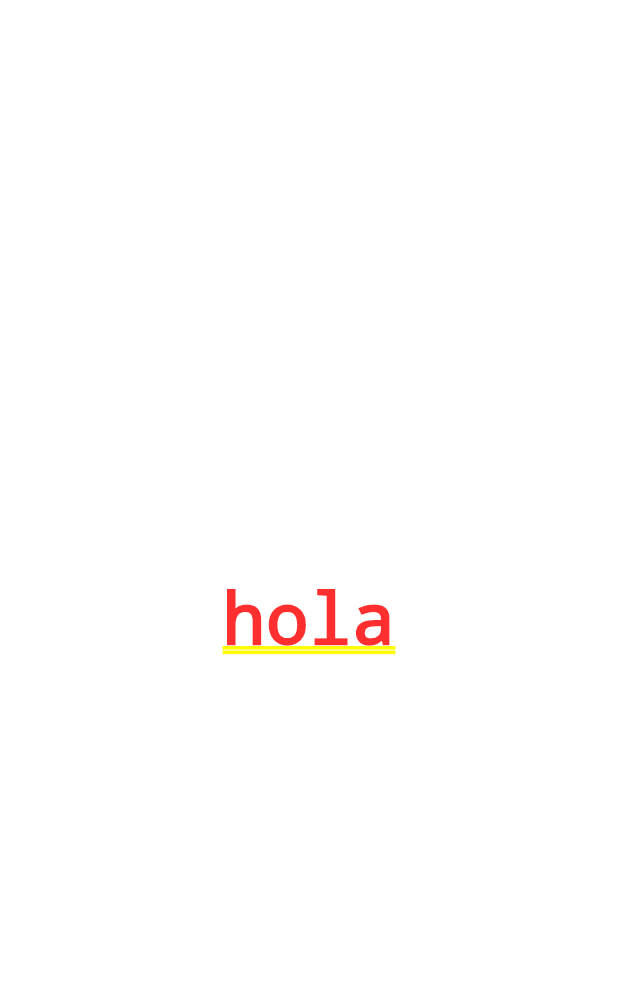
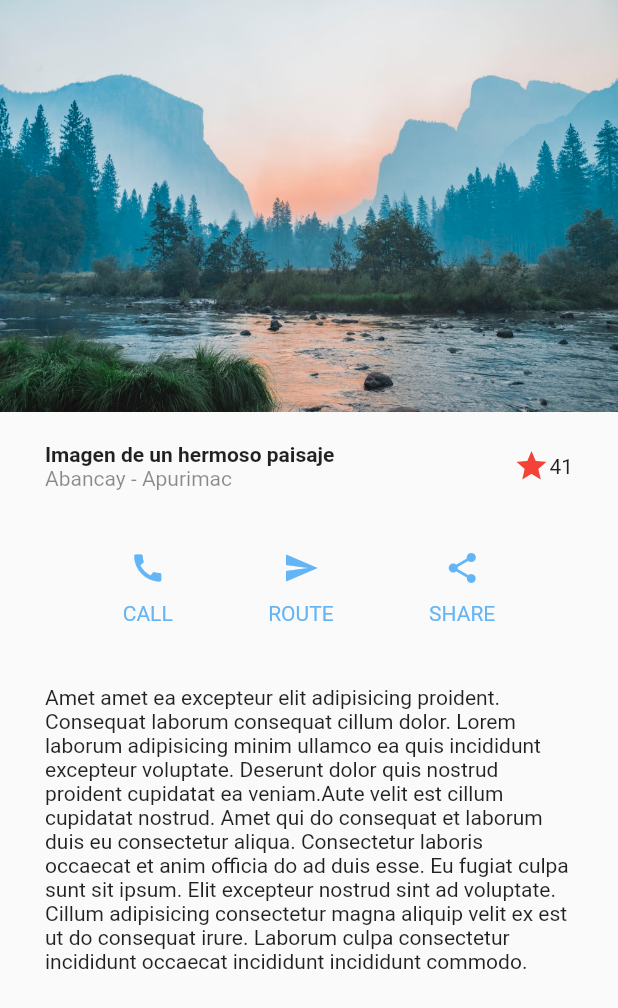
Before and after one commit to roxanaguerra/designs_flutter, a Flutter app: the screen it shows after launch, on a phone screen of 412 x 824 dp. Shown: the top 1008 px of the screen. Run offline on Flutter 3.47's test engine with Material 2 defaults, Android fonts, the phone set to English and light mode, and no system bars.

Commit message:
diseño 1 - ejemplo flutter

```diff
--- a/lib/main.dart
+++ b/lib/main.dart
@@ -1,4 +1,5 @@
 import 'package:flutter/material.dart';
+import 'package:designs/screens/basic_design.dart';
 
 void main() => runApp(MyApp());
 
@@ -6,9 +7,10 @@ class MyApp extends StatelessWidget {
   @override
   Widget build(BuildContext context) {
     return MaterialApp(
-        title: 'Material App',
-        home: Center(
-          child: Text('hola'),
-        ));
+      debugShowCheckedModeBanner: false,
+      title: 'Material App',
+      initialRoute: 'basic_design',
+      routes: {'basic_design': (BuildContext context) => BasicDesignScreen()},
+    );
   }
 }
--- /dev/null
+++ b/lib/screens/basic_design.dart
@@ -0,0 +1,131 @@
+import 'package:flutter/material.dart';
+
+class BasicDesignScreen extends StatelessWidget {
+  const BasicDesignScreen({Key? key}) : super(key: key);
+
+  @override
+  Widget build(BuildContext context) {
+    return Scaffold(
+      body: Column(
+        children: [
+          Image(image: AssetImage('assets/portada.jpg')),
+          // TITULO
+          Title(),
+          // button section
+          ButtonSection(),
+          // descripcion
+          Container(
+            margin: EdgeInsets.symmetric(horizontal: 30, vertical: 20),
+            child: Text(
+                'Amet amet ea excepteur elit adipisicing proident. Consequat laborum consequat cillum dolor. Lorem laborum adipisicing minim ullamco ea quis incididunt excepteur voluptate. Deserunt dolor quis nostrud proident cupidatat ea veniam.Aute velit est cillum cupidatat nostrud. Amet qui do consequat et laborum duis eu consectetur aliqua. Consectetur laboris occaecat et anim officia do ad duis esse. Eu fugiat culpa sunt sit ipsum. Elit excepteur nostrud sint ad voluptate. Cillum adipisicing consectetur magna aliquip velit ex est ut do consequat irure. Laborum culpa consectetur incididunt occaecat incididunt incididunt commodo.'),
+          )
+        ],
+      ),
+    );
+  }
+}
+
+class Title extends StatelessWidget {
+  const Title({
+    Key? key,
+  }) : super(key: key);
+
+  @override
+  Widget build(BuildContext context) {
+    return Container(
+      margin: EdgeInsets.symmetric(horizontal: 30, vertical: 20),
+      child: Row(
+        // ******** HORIZONTAL
+        // mainAxisAlignment: MainAxisAlignment.start,
+        // *********  VERTICAL
+        // crossAxisAlignment: CrossAxisAlignment.start,
+        children: [
+          Column(
+            // ******** VERTICAL
+            // mainAxisAlignment: MainAxisAlignment.start,
+            // alinear a la izquierda. - ********* HORIZONTAL
+            crossAxisAlignment: CrossAxisAlignment.start,
+            children: [
+              Text(
+                'Imagen de un hermoso paisaje',
+                style: TextStyle(fontWeight: FontWeight.bold),
+              ),
+              Text(
+                'Abancay - Apurimac',
+                style: TextStyle(color: Colors.black45),
+              ),
+            ],
+          ),
+          Expanded(child: Container()),
+          Icon(
+            Icons.star,
+            color: Colors.red,
+          ),
+          Text('41'),
+        ],
+      ),
+    );
+  }
+}
+
+class ButtonSection extends StatelessWidget {
+  const ButtonSection({
+    Key? key,
+  }) : super(key: key);
+
+  @override
+  Widget build(BuildContext context) {
+    return Container(
+      margin: EdgeInsets.symmetric(horizontal: 50, vertical: 20),
+      child: Row(
+        mainAxisAlignment: MainAxisAlignment.spaceAround,
+        children: [
+          CustomButton(
+            icon: Icons.call,
+            text: 'CALL',
+          ),
+          CustomButton(
+            icon: Icons.send,
+            text: 'ROUTE',
+          ),
+          CustomButton(
+            icon: Icons.share,
+            text: 'SHARE',
+          ),
+        ],
+      ),
+    );
+  }
+}
+
+class CustomButton extends StatelessWidget {
+  final IconData icon;
+  final String text;
+
+  const CustomButton({
+    Key? key,
+    required this.icon,
+    required this.text,
+  }) : super(key: key);
+
+  @override
+  Widget build(BuildContext context) {
+    return Column(
+      children: [
+        Icon(
+          this.icon,
+          color: Colors.blue[300],
+        ),
+        SizedBox(
+          height: 10,
+        ),
+        Text(
+          this.text,
+          style: TextStyle(
+            color: Colors.blue[300],
+          ),
+        )
+      ],
+    );
+  }
+}
--- a/pubspec.yaml
+++ b/pubspec.yaml
@@ -58,7 +58,8 @@ flutter:
   uses-material-design: true
 
   # To add assets to your application, add an assets section, like this:
-  # assets:
+  assets:
+    - assets/
   #   - images/a_dot_burr.jpeg
   #   - images/a_dot_ham.jpeg
 
```
Also changed, not shown: assets/portada.jpg (added).
